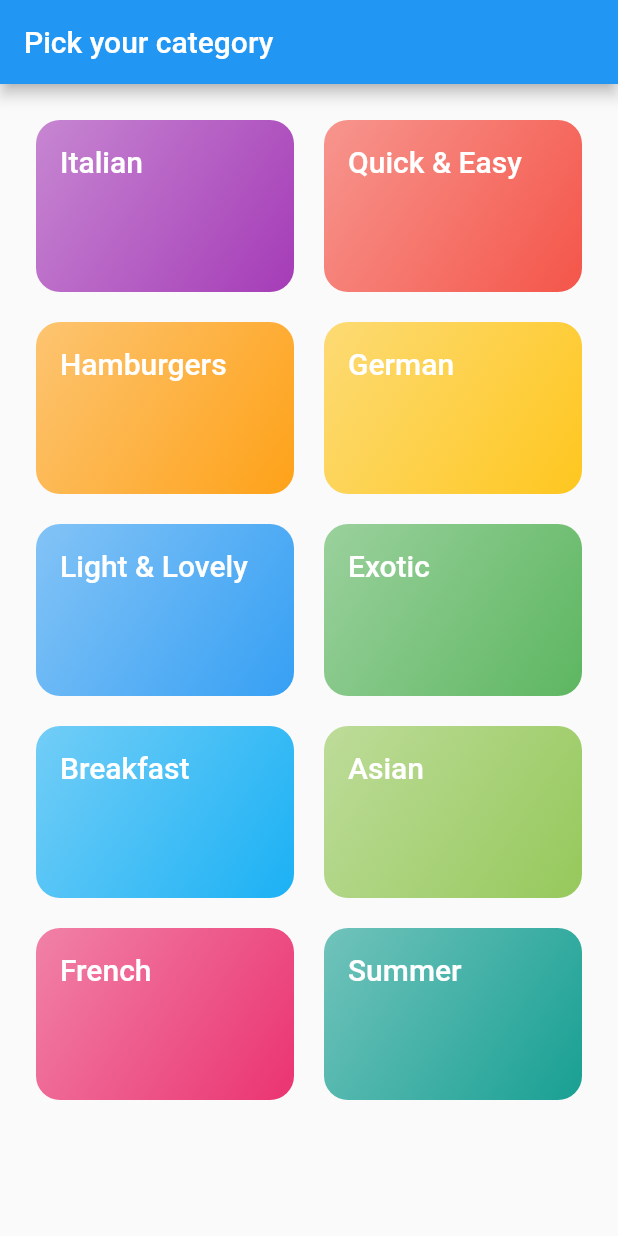
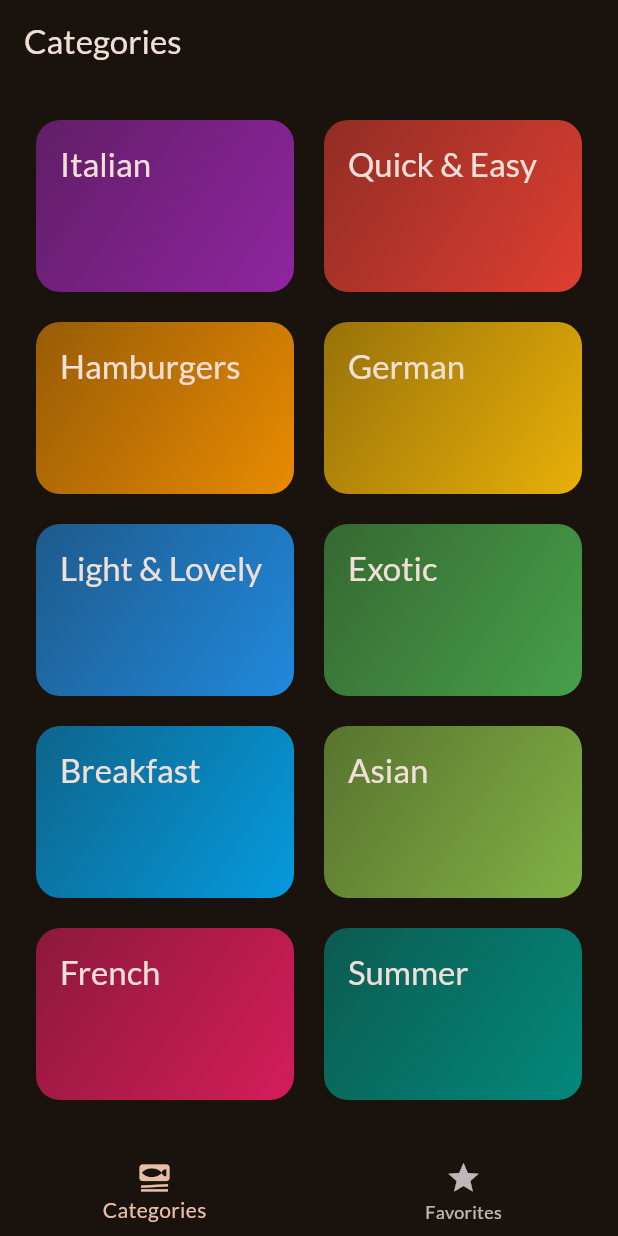
Before and after one commit to najmulmyself/MealsApp, a Flutter app: the screen it shows after launch, on a phone screen of 412 x 824 dp. Run offline on Flutter 3.47's test engine with Material 2 defaults, Android fonts, the phone set to English and light mode, and no system bars; our stand-ins replace google_fonts, transparent_image.

Commit message:
added tabbar

```diff
--- a/lib/main.dart
+++ b/lib/main.dart
@@ -1,6 +1,7 @@
 import 'package:flutter/material.dart';
+
 import 'package:google_fonts/google_fonts.dart';
-import 'package:meals_app/screens/categories.dart';
+import 'package:meals_app/screens/tabs.dart';
 
 final theme = ThemeData(
   useMaterial3: true,
@@ -10,17 +11,20 @@ final theme = ThemeData(
   ),
   textTheme: GoogleFonts.latoTextTheme(),
 );
-void main() => runApp(const MyApp());
 
-class MyApp extends StatelessWidget {
-  const MyApp({super.key});
+void main() {
+  runApp(const App());
+}
+
+class App extends StatelessWidget {
+  const App({super.key});
 
   @override
   Widget build(BuildContext context) {
-    return const MaterialApp(
+    return MaterialApp(
       debugShowCheckedModeBanner: false,
-      title: 'Material App',
-      home: CategoriesScreen(),
+      theme: theme,
+      home: const TabsScreen(),
     );
   }
 }
--- a/lib/screens/categories.dart
+++ b/lib/screens/categories.dart
@@ -28,11 +28,7 @@ class CategoriesScreen extends StatelessWidget {
 
   @override
   Widget build(BuildContext context) {
-    return Scaffold(
-      appBar: AppBar(
-        title: const Text('Pick your category'),
-      ),
-      body: GridView(
+    return GridView(
       padding: const EdgeInsets.all(24),
       gridDelegate: const SliverGridDelegateWithFixedCrossAxisCount(
         crossAxisCount: 2, // Show 2 columns in the grid
@@ -51,7 +47,6 @@ class CategoriesScreen extends StatelessWidget {
             },
           ),
       ],
-      ),
     );
   }
 }
--- /dev/null
+++ b/lib/screens/tabs.dart
@@ -0,0 +1,55 @@
+import 'package:flutter/material.dart';
+
+import 'categories.dart';
+import 'meals.dart';
+
+class TabsScreen extends StatefulWidget {
+  const TabsScreen({super.key});
+
+  @override
+  State<TabsScreen> createState() {
+    return _TabsScreenState();
+  }
+}
+
+class _TabsScreenState extends State<TabsScreen> {
+  int _selectedPageIndex = 0;
+
+  void _selectPage(int index) {
+    setState(() {
+      _selectedPageIndex = index;
+    });
+  }
+
+  @override
+  Widget build(BuildContext context) {
+    Widget activePage = const CategoriesScreen();
+    var activePageTitle = 'Categories';
+
+    if (_selectedPageIndex == 1) {
+      activePage = const MealsScreen(meals: []);
+      activePageTitle = 'Your Favorites';
+    }
+
+    return Scaffold(
+      appBar: AppBar(
+        title: Text(activePageTitle),
+      ),
+      body: activePage,
+      bottomNavigationBar: BottomNavigationBar(
+        onTap: _selectPage,
+        currentIndex: _selectedPageIndex,
+        items: const [
+          BottomNavigationBarItem(
+            icon: Icon(Icons.set_meal),
+            label: 'Categories',
+          ),
+          BottomNavigationBarItem(
+            icon: Icon(Icons.star),
+            label: 'Favorites',
+          ),
+        ],
+      ),
+    );
+  }
+}
```
Also changed, not shown: lib/screens/meals.dart (+7 -3 lines), lib/screens/meals_details.dart (+46 -3 lines), 1 other file. Lines whose indentation alone changed are shown as unchanged.
